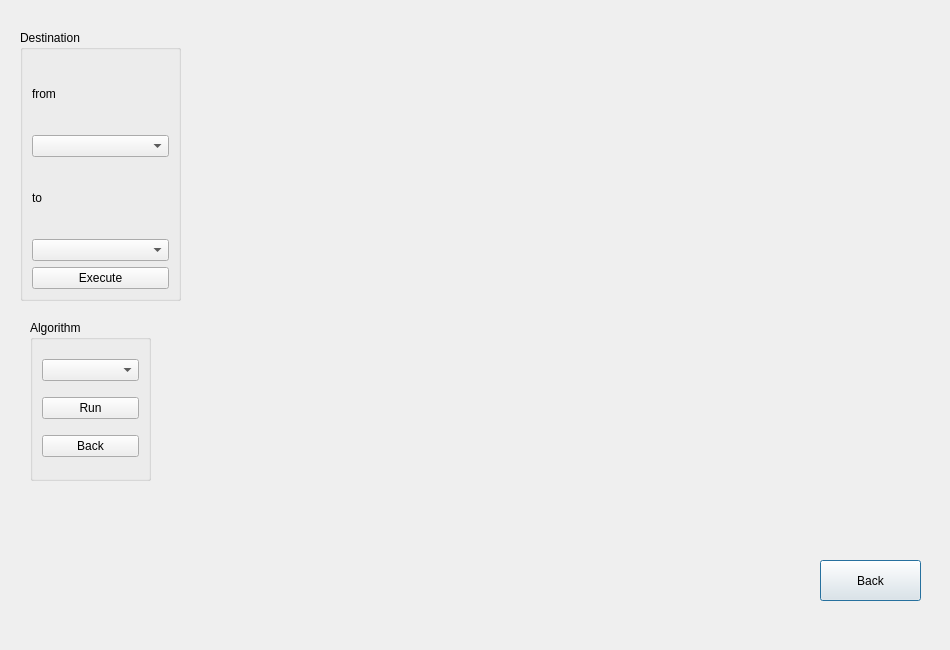
MohabASHRAF-byte/mini-waslni-gui, file navigate.ui: the form before one commit.
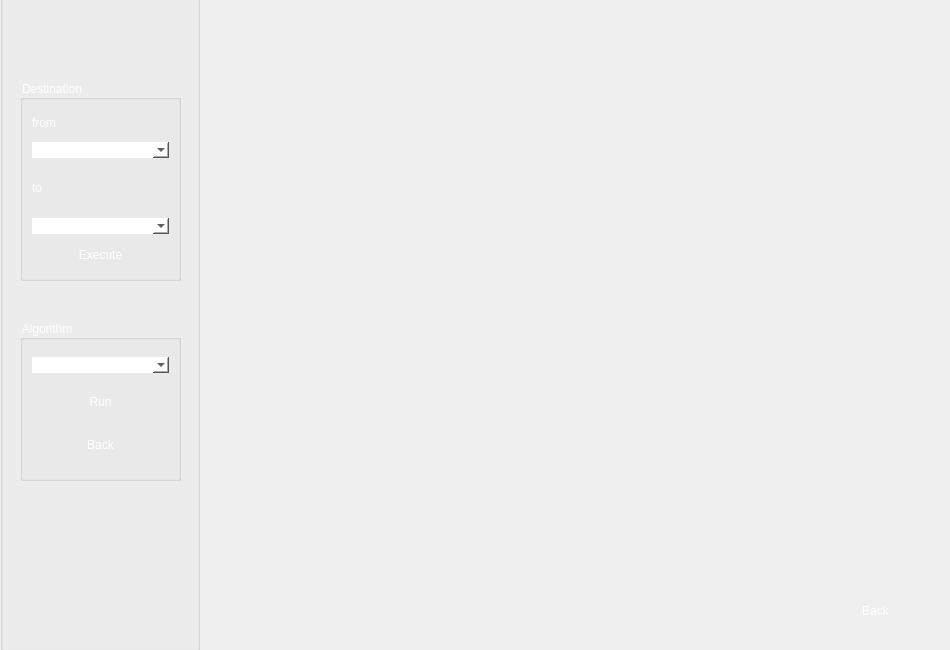
The form after the commit. Icons and pictures are not drawn.

The edit to the form file:
```diff
--- a/navigate.ui
+++ b/navigate.ui
@@ -13,37 +13,84 @@
   <property name="windowTitle">
    <string>Dialog</string>
   </property>
+  <property name="styleSheet">
+   <string notr="true">background-image: url(&quot;C:/Users/Moamen Sherif/Desktop/drive-download-20230520T180835Z-001/Asset 6.png&quot;);</string>
+  </property>
   <widget class="QPushButton" name="back_pushButton">
    <property name="geometry">
     <rect>
      <x>820</x>
-     <y>560</y>
-     <width>101</width>
+     <y>590</y>
+     <width>111</width>
      <height>41</height>
     </rect>
    </property>
+   <property name="styleSheet">
+    <string notr="true">color: white; 
+background-image: url(&quot;C:/Users/Moamen Sherif/Desktop/drive-download-20230520T180835Z-001/Asset 7.png&quot;);
+border-radius: 15px;</string>
+   </property>
    <property name="text">
     <string>Back</string>
    </property>
   </widget>
+  <widget class="QGroupBox" name="groupBox">
+   <property name="geometry">
+    <rect>
+     <x>0</x>
+     <y>-10</y>
+     <width>200</width>
+     <height>661</height>
+    </rect>
+   </property>
+   <property name="styleSheet">
+    <string notr="true">background-image: url(&quot;C:/Users/Moamen Sherif/Desktop/drive-download-20230520T180835Z-001/Asset 15.png&quot;);</string>
+   </property>
+   <property name="title">
+    <string/>
+   </property>
   <widget class="QGroupBox" name="algo_groupBox">
    <property name="geometry">
     <rect>
-     <x>30</x>
-     <y>320</y>
-     <width>121</width>
+      <x>20</x>
+      <y>330</y>
+      <width>161</width>
      <height>161</height>
     </rect>
    </property>
+    <property name="styleSheet">
+     <string notr="true">color: white;</string>
+    </property>
    <property name="title">
     <string>Algorithm</string>
    </property>
    <layout class="QVBoxLayout" name="verticalLayout_3">
     <item>
-     <widget class="QComboBox" name="algorithm_comboBox"/>
+      <widget class="QComboBox" name="algorithm_comboBox">
+       <property name="styleSheet">
+        <string notr="true">border: none; background-color: white;
+background-image: none;
+color: black;</string>
+       </property>
+      </widget>
     </item>
     <item>
      <widget class="QPushButton" name="run_pushButton">
+       <property name="sizePolicy">
+        <sizepolicy hsizetype="Minimum" vsizetype="Preferred">
+         <horstretch>0</horstretch>
+         <verstretch>0</verstretch>
+        </sizepolicy>
+       </property>
+       <property name="maximumSize">
+        <size>
+         <width>16777215</width>
+         <height>29</height>
+        </size>
+       </property>
+       <property name="styleSheet">
+        <string notr="true">background-image: url(&quot;C:/Users/Moamen Sherif/Desktop/drive-download-20230520T180835Z-001/Asset 16.png&quot;); border-radius: 10px; background-repeat: no-repeat; color: white;</string>
+       </property>
       <property name="text">
        <string>Run</string>
       </property>
@@ -51,6 +98,21 @@
     </item>
     <item>
      <widget class="QPushButton" name="Back_choose_pushButton">
+       <property name="sizePolicy">
+        <sizepolicy hsizetype="Minimum" vsizetype="Preferred">
+         <horstretch>0</horstretch>
+         <verstretch>0</verstretch>
+        </sizepolicy>
+       </property>
+       <property name="maximumSize">
+        <size>
+         <width>16777215</width>
+         <height>29</height>
+        </size>
+       </property>
+       <property name="styleSheet">
+        <string notr="true">background-image: url(&quot;C:/Users/Moamen Sherif/Desktop/drive-download-20230520T180835Z-001/Asset 16.png&quot;); border-radius: 10px; background-repeat: no-repeat; color: white;</string>
+       </property>
       <property name="text">
        <string>Back</string>
       </property>
@@ -62,16 +124,21 @@
    <property name="geometry">
     <rect>
      <x>20</x>
-     <y>30</y>
+      <y>90</y>
      <width>161</width>
-     <height>271</height>
-    </rect>
-   </property>
+      <height>201</height>
+     </rect>
+    </property>
+    <property name="styleSheet">
+     <string notr="true">color: white;</string>
+    </property>
    <property name="title">
     <string>Destination</string>
    </property>
    <layout class="QVBoxLayout" name="verticalLayout_4">
     <item>
+      <layout class="QVBoxLayout" name="verticalLayout_2">
+       <item>
      <layout class="QVBoxLayout" name="verticalLayout">
       <item>
        <widget class="QLabel" name="label">
@@ -81,12 +148,16 @@
        </widget>
       </item>
       <item>
-       <widget class="QComboBox" name="from_comboBox"/>
+          <widget class="QComboBox" name="from_comboBox">
+           <property name="styleSheet">
+            <string>border: none; background-color: white;
+background-image: none;
+color: black;</string>
+           </property>
+          </widget>
       </item>
      </layout>
     </item>
-    <item>
-     <layout class="QVBoxLayout" name="verticalLayout_2">
       <item>
        <widget class="QLabel" name="label_2">
         <property name="text">
@@ -95,18 +166,40 @@
        </widget>
       </item>
       <item>
-       <widget class="QComboBox" name="to_comboBox"/>
+        <widget class="QComboBox" name="to_comboBox">
+         <property name="styleSheet">
+          <string>border: none; background-color: white;
+background-image: none;
+color: black;</string>
+         </property>
+        </widget>
       </item>
      </layout>
     </item>
     <item>
      <widget class="QPushButton" name="Execute_pushButton">
+       <property name="sizePolicy">
+        <sizepolicy hsizetype="Minimum" vsizetype="Preferred">
+         <horstretch>0</horstretch>
+         <verstretch>0</verstretch>
+        </sizepolicy>
+       </property>
+       <property name="maximumSize">
+        <size>
+         <width>16777215</width>
+         <height>29</height>
+        </size>
+       </property>
+       <property name="styleSheet">
+        <string notr="true">background-image: url(&quot;C:/Users/Moamen Sherif/Desktop/drive-download-20230520T180835Z-001/Asset 16.png&quot;); border-radius: 10px; background-repeat: no-repeat; color: white;</string>
+       </property>
       <property name="text">
        <string>Execute</string>
       </property>
      </widget>
     </item>
    </layout>
+   </widget>
   </widget>
  </widget>
  <resources/>
```
Lines whose indentation alone changed are shown as unchanged.
